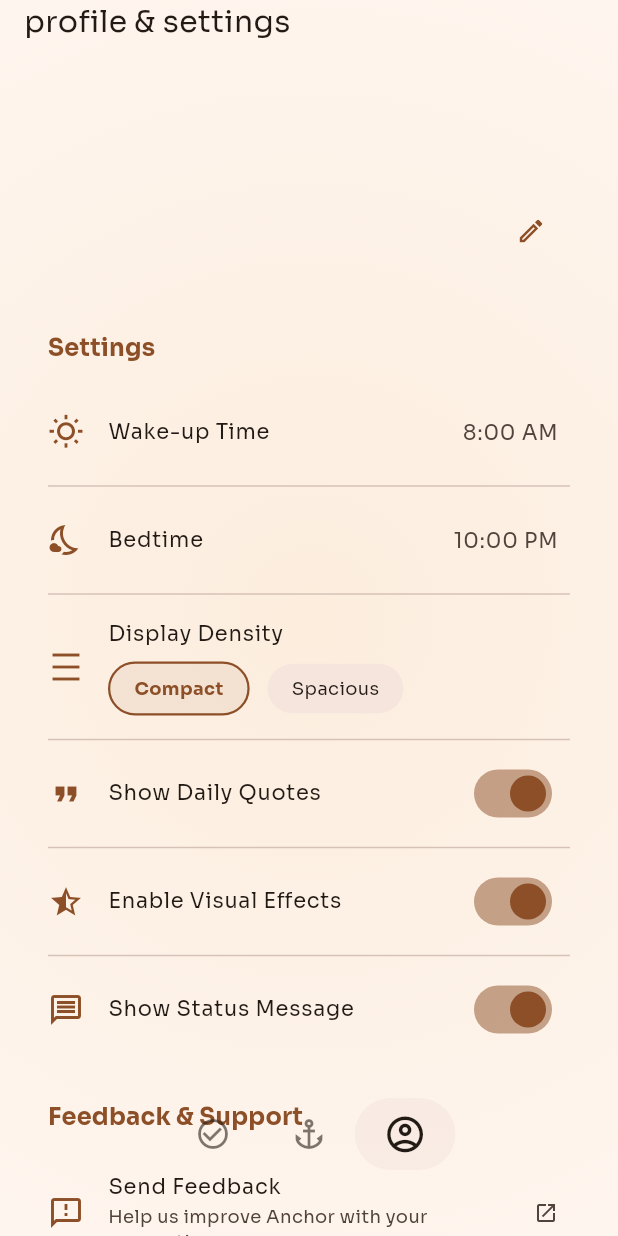
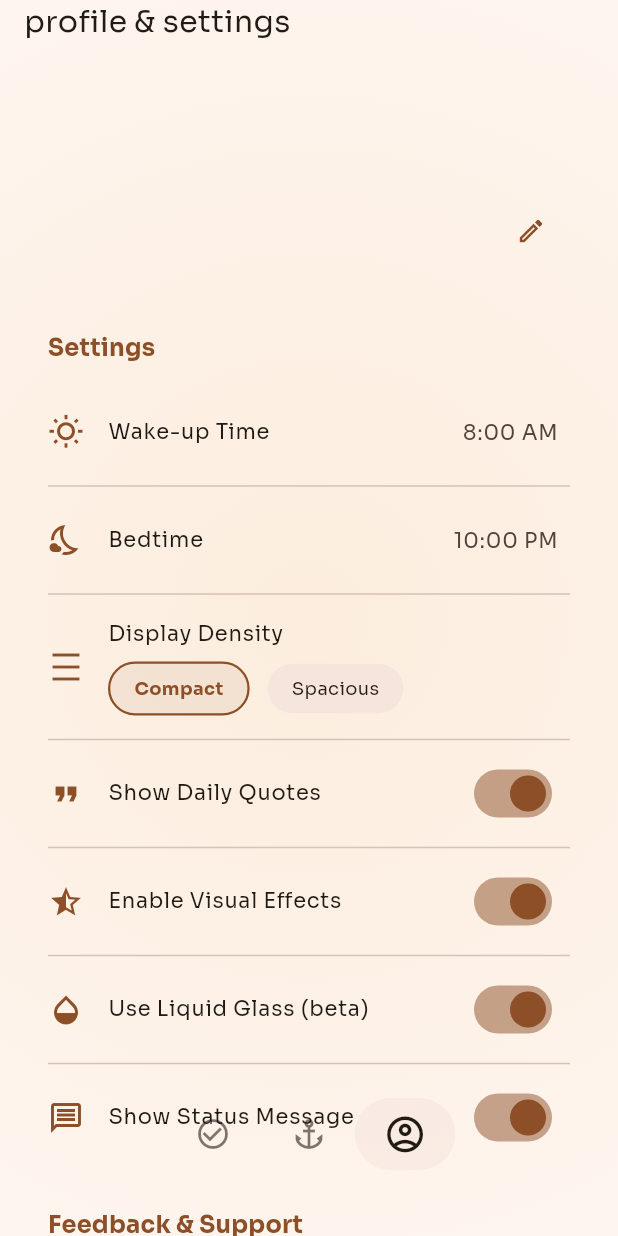
Before and after one commit to ericmaciared/anchor, a Flutter app: the ProfileScreen screen opened by its route, on a phone screen of 412 x 824 dp. Run offline on Flutter 3.47's test engine with Material 3 defaults, Android fonts, the light colour scheme and no system bars; our stand-ins replace confetti, csv, flutter_colorpicker, flutter_local_notifications, flutter_markdown, flutter_riverpod and 5 more; missing offline and left inert: day_night_time_picker, liquid_glass_renderer; accounts and stored records are empty.

Commit message:
added liquid glass setting toggle

```diff
--- a/lib/features/profile/presentation/screens/profile_screen.dart
+++ b/lib/features/profile/presentation/screens/profile_screen.dart
@@ -1,8 +1,9 @@
 import 'package:anchor/core/theme/text_sizes.dart';
 import 'package:anchor/core/utils/context_extensions.dart';
 import 'package:anchor/core/widgets/scroll_fade_overlay_widget.dart';
-import 'package:anchor/features/profile/presentation/widgets/daily_quotes_setting.dart';
+import 'package:anchor/features/profile/presentation/widgets/daily_quotes_setting_tile.dart';
 import 'package:anchor/features/profile/presentation/widgets/display_density_setting_tile.dart';
+import 'package:anchor/features/profile/presentation/widgets/liquid_glass_setting_tile.dart';
 import 'package:anchor/features/profile/presentation/widgets/profile_name_section.dart';
 import 'package:anchor/features/profile/presentation/widgets/status_message_setting_tile.dart';
 import 'package:anchor/features/profile/presentation/widgets/time_setting_tile.dart';
@@ -31,6 +32,7 @@ class ProfileScreen extends ConsumerWidget {
         final displayDensity = settings.displayDensity;
         final dailyQuotesEnabled = settings.dailyQuotesEnabled;
         final visualEffectsEnabled = settings.visualEffectsEnabled;
+        final liquidGlassEnabled = settings.liquidGlassEnabled;
         final statusMessageEnabled = settings.statusMessageEnabled;
 
         return ScrollFadeOverlayPresets.appBar(
@@ -75,6 +77,10 @@ class ProfileScreen extends ConsumerWidget {
                   const Divider(indent: 16, endIndent: 16),
                   VisualEffectsSettingTile(
                     isEnabled: visualEffectsEnabled,
+                  ),
+                  const Divider(indent: 16, endIndent: 16),
+                  LiquidGlassSettingTile(
+                    isEnabled: liquidGlassEnabled,
                   ),
                   const Divider(indent: 16, endIndent: 16),
                   StatusMessageSettingTile(
@@ -146,14 +152,6 @@ class ProfileScreen extends ConsumerWidget {
           leading: Icon(Icons.bug_report_outlined, color: context.colors.primary),
           title: const Text('Report a Bug', style: TextStyle(fontSize: 14)),
           subtitle: const Text('Found an issue? Let us know so we can fix it', style: TextStyle(fontSize: 12)),
-          trailing: Icon(Icons.open_in_new, size: 16, color: context.colors.onSurfaceVariant),
-          onTap: () => _launchFeedbackBoard(context),
-        ),
-        const Divider(indent: 16, endIndent: 16),
-        ListTile(
-          leading: Icon(Icons.lightbulb_outline, color: context.colors.primary),
-          title: const Text('Feature Request', style: TextStyle(fontSize: 14)),
-          subtitle: const Text('Share your ideas for new features', style: TextStyle(fontSize: 12)),
           trailing: Icon(Icons.open_in_new, size: 16, color: context.colors.onSurfaceVariant),
           onTap: () => _launchFeedbackBoard(context),
         ),
--- /dev/null
+++ b/lib/features/profile/presentation/widgets/liquid_glass_setting_tile.dart
@@ -0,0 +1,26 @@
+import 'package:anchor/core/theme/text_sizes.dart';
+import 'package:anchor/features/shared/settings/settings_provider.dart'; // Adjust path as needed
+import 'package:flutter/material.dart';
+import 'package:flutter_riverpod/flutter_riverpod.dart';
+
+class LiquidGlassSettingTile extends ConsumerWidget {
+  final bool isEnabled;
+
+  const LiquidGlassSettingTile({
+    super.key,
+    required this.isEnabled,
+  });
+
+  @override
+  Widget build(BuildContext context, WidgetRef ref) {
+    return SwitchListTile(
+      activeColor: Theme.of(context).colorScheme.primary,
+      secondary: Icon(Icons.opacity, color: Theme.of(context).colorScheme.primary),
+      title: const Text('Use Liquid Glass (beta)', style: TextStyle(fontSize: TextSizes.M)),
+      value: isEnabled,
+      onChanged: (bool value) {
+        ref.read(settingsProvider.notifier).updateLiquidGlassEnabled(value);
+      },
+    );
+  }
+}
--- a/lib/features/shared/settings/settings_constants.dart
+++ b/lib/features/shared/settings/settings_constants.dart
@@ -7,6 +7,7 @@ class SettingsKeys {
   static const String displayDensity = 'displayDensity';
   static const String dailyQuotesEnabled = 'dailyQuotesEnabled';
   static const String visualEffectsEnabled = 'visualEffectsEnabled';
+  static const String liquidGlassEnabled = 'liquidGlassEnabled';
   static const String statusMessageEnabled = 'statusMessageEnabled';
 }
 
@@ -18,5 +19,6 @@ class SettingsDefaults {
   static const String displayDensity = 'Compact';
   static const bool dailyQuotesEnabled = true;
   static const bool visualEffectsEnabled = true;
+  static const bool liquidGlassEnabled = true;
   static const bool statusMessageEnabled = true;
 }
--- a/lib/features/shared/settings/settings_state.dart
+++ b/lib/features/shared/settings/settings_state.dart
@@ -7,6 +7,7 @@ class SettingsState {
   final String displayDensity;
   final bool dailyQuotesEnabled;
   final bool visualEffectsEnabled;
+  final bool liquidGlassEnabled;
   final bool statusMessageEnabled;
 
   SettingsState({
@@ -16,6 +17,7 @@ class SettingsState {
     required this.displayDensity,
     required this.dailyQuotesEnabled,
     required this.visualEffectsEnabled,
+    required this.liquidGlassEnabled,
     required this.statusMessageEnabled,
   });
 
@@ -26,6 +28,7 @@ class SettingsState {
     String? displayDensity,
     bool? dailyQuotesEnabled,
     bool? visualEffectsEnabled,
+    bool? liquidGlassEnabled,
     bool? statusMessageEnabled,
   }) {
     return SettingsState(
@@ -35,6 +38,7 @@ class SettingsState {
       displayDensity: displayDensity ?? this.displayDensity,
       dailyQuotesEnabled: dailyQuotesEnabled ?? this.dailyQuotesEnabled,
       visualEffectsEnabled: visualEffectsEnabled ?? this.visualEffectsEnabled,
+      liquidGlassEnabled: liquidGlassEnabled ?? this.liquidGlassEnabled,
       statusMessageEnabled: statusMessageEnabled ?? this.statusMessageEnabled,
     );
   }
```
Also changed, not shown: lib/features/shared/settings/settings_provider.dart (+17 -0 lines), lib/features/profile/presentation/widgets/daily_quotes_setting_tile.dart (renamed from lib/features/profile/presentation/widgets/daily_quotes_setting.dart).
